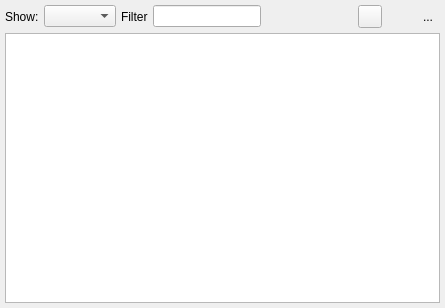
Above: libqf/libqfqmlwidgets/src/framework/logwidget.ui from Quick-Event/quickbox before the change. Below: the same form after it.
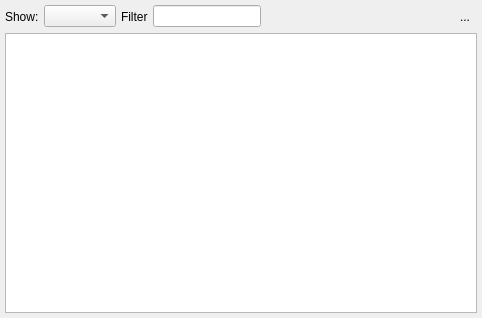
That is the form after the change. Icons and pictures are not drawn. Custom widgets are drawn as their Qt base class.

```diff
--- a/libqf/libqfqmlwidgets/src/framework/logwidget.ui
+++ b/libqf/libqfqmlwidgets/src/framework/logwidget.ui
@@ -6,8 +6,8 @@
    <rect>
     <x>0</x>
     <y>0</y>
-    <width>445</width>
-    <height>308</height>
+    <width>482</width>
+    <height>318</height>
    </rect>
   </property>
   <property name="windowTitle">
@@ -91,8 +91,8 @@
         <iconset resource="../../images/images.qrc">
          <normaloff>:/qf/qmlwidgets/images/copy.svg</normaloff>:/qf/qmlwidgets/images/copy.svg</iconset>
        </property>
-       <property name="shortcut">
-        <string>Ctrl+C</string>
+       <property name="autoRaise">
+        <bool>true</bool>
        </property>
       </widget>
      </item>
```
Left out of the diff: 6 changed lines with no effect on the pictures.
